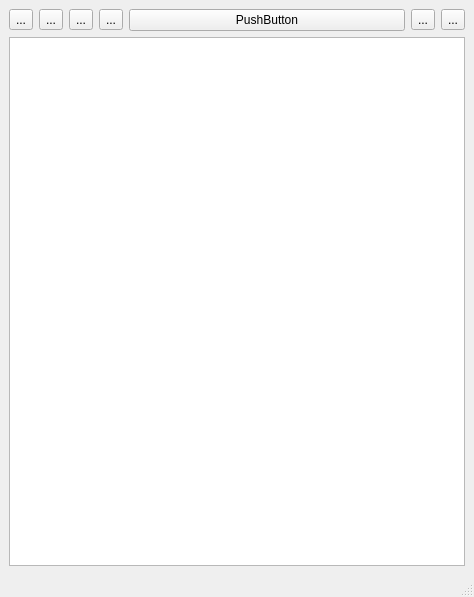
This is vlistview.ui in envsh/fedimqt as Qt 5 draws it before an edit. The edited form follows.
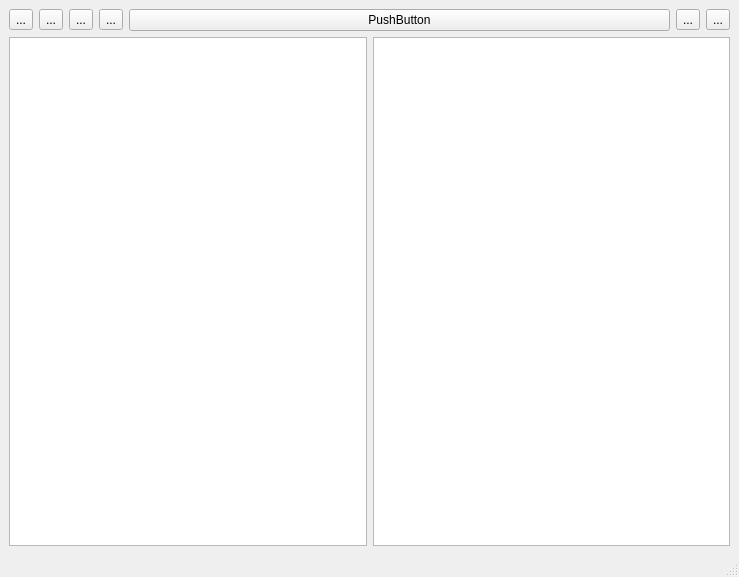
This is the edited form.

Commit message: tstqtgs,nolucky,still high cpu when scroll

```diff
--- a/vlistview.ui
+++ b/vlistview.ui
@@ -6,8 +6,8 @@
    <rect>
     <x>0</x>
     <y>0</y>
-    <width>474</width>
-    <height>597</height>
+    <width>739</width>
+    <height>577</height>
    </rect>
   </property>
   <property name="windowTitle">
@@ -69,7 +69,14 @@
      </layout>
     </item>
     <item>
-     <widget class="QListView" name="listView" native="true"/>
+     <layout class="QHBoxLayout" name="horizontalLayout_2">
+      <item>
+       <widget class="QListView" name="listView"/>
+      </item>
+      <item>
+       <widget class="QGraphicsView" name="graphicsView"/>
+      </item>
+     </layout>
     </item>
    </layout>
   </widget>
@@ -85,13 +92,6 @@
   </widget>
   <widget class="QStatusBar" name="statusbar"/>
  </widget>
- <customwidgets>
-  <customwidget>
-   <class>Myview</class>
-   <extends>QWidget</extends>
-   <header>myview.h</header>
-  </customwidget>
- </customwidgets>
  <resources/>
  <connections/>
 </ui>
```
Left out of the diff: 2 changed lines with no effect on the pictures. The commit also changes 2 other files.
